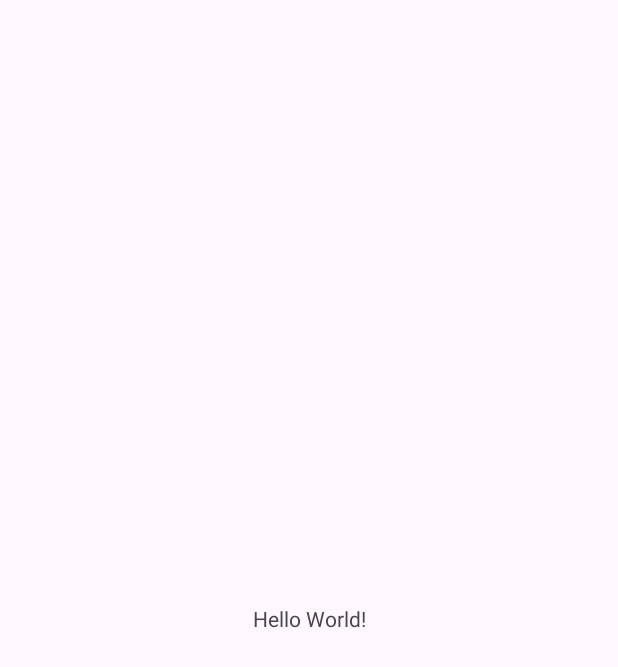
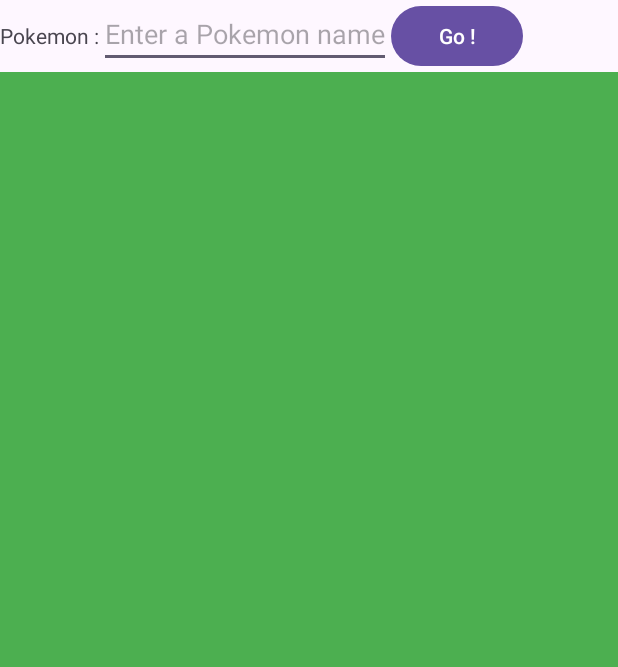
Before and after one commit to WewenGit/pokedexmobile, an Android app: the screen it shows after launch (MainActivity), on a phone screen of 412 x 824 dp. Before the commit the part shown is almost empty. Shown: the top 667 px of the screen. Run offline under Robolectric (Android 15) with nearby library versions, the phone set to English and light mode, and no system bars.

Commit message:
Mise en place des requetes d'affichage des infos simples là

```diff
--- a/app/src/main/AndroidManifest.xml
+++ b/app/src/main/AndroidManifest.xml
@@ -2,6 +2,8 @@
 <manifest xmlns:android="http://schemas.android.com/apk/res/android"
     xmlns:tools="http://schemas.android.com/tools">
 
+    <uses-permission android:name="android.permission.INTERNET">
+    </uses-permission>
     <application
         android:allowBackup="true"
         android:dataExtractionRules="@xml/data_extraction_rules"
--- a/app/src/main/java/com/example/pokedexmobile/MainActivity.java
+++ b/app/src/main/java/com/example/pokedexmobile/MainActivity.java
@@ -3,12 +3,123 @@ package com.example.pokedexmobile;
 import androidx.appcompat.app.AppCompatActivity;
 
 import android.os.Bundle;
+import android.os.Handler;
+import android.os.Looper;
+import android.view.View;
+import android.widget.Button;
+import android.widget.EditText;
+import android.widget.ImageView;
+import android.widget.TextView;
 
-public class MainActivity extends AppCompatActivity {
+import org.json.JSONArray;
+import org.json.JSONException;
+import org.json.JSONObject;
+
+import java.io.BufferedReader;
+import java.io.InputStream;
+import java.io.InputStreamReader;
+import java.net.HttpURLConnection;
+import java.net.URL;
+import java.util.concurrent.ExecutorService;
+import java.util.concurrent.Executors;
+
+public class MainActivity extends AppCompatActivity implements View.OnClickListener {
+
+    private Button go;
+    private GetPokemon gp;
 
     @Override
     protected void onCreate(Bundle savedInstanceState) {
         super.onCreate(savedInstanceState);
         setContentView(R.layout.activity_main);
+        go = findViewById(R.id.btn_go);
+        go.setOnClickListener(this);
     }
+
+    @Override
+    public void onClick(View v) {
+        //Data extraction
+        EditText req_poke = findViewById(R.id.edt_poke_name);
+        String poke_name = req_poke.getText().toString();
+        TextView tv = findViewById(R.id.tv_poke);
+        ImageView img = findViewById(R.id.img_poke);
+
+        //Request creation
+        String poke_request = "https://pokeapi.co/api/v2/pokemon/" + poke_name;
+        Looper looper = Looper.getMainLooper();
+
+        //Start
+        GetPokemon.call(poke_request, looper, tv, img);
+    }
+
+   /* public void call(String req, Looper looper, TextView tv, ImageView img) {
+        ExecutorService exec = Executors.newSingleThreadExecutor();
+        Handler handler = new Handler(Looper.getMainLooper());
+        exec.execute(new Runnable() {
+            @Override
+            public void run() {
+                String result = getHTTPContent(param);
+                try {
+                    JSONObject jsonres = new JSONObject(result);
+                    handler.post(new Runnable() {
+                        @Override
+                        public void run() {
+                            try {
+                                String resp = decode(jsonres);
+                                display(resp);
+                            } catch (JSONException e) {
+                                throw new RuntimeException(e);
+                            }
+                        }
+                    });
+                } catch (JSONException e) {
+                    throw new RuntimeException(e);
+                }
+            }
+        });
+    }
+
+    public String decode(JSONObject jsoninfos) throws JSONException {
+        String response = "";
+        response = response + "City : " + jsoninfos.getString("name") + "\n";
+        JSONObject main = jsoninfos.getJSONObject("main");
+        response = response + "Temperature :" + main.getString("temp") + "\n";
+        JSONArray ja = jsoninfos.getJSONArray("weather");
+        for (int i = 0; i<ja.length(); i++) {
+            JSONObject w = ja.getJSONObject(i);
+            response = response + "Weather : " + w.getString("main") + "\n";
+        }
+        return response;
+    }
+
+    public void display(String toShow) {
+        TextView tv = findViewById(R.id.tv_map);
+        tv.setText(toShow);
+    }
+
+    public String getHTTPContent(String param) {
+        StringBuilder res = new StringBuilder();
+        HttpURLConnection con = null;
+        String link = "https://api.openweathermap.org/data/2.5/weather?q=" + param + ",fr&units=metric&lang=fr&ap\n" +
+                "pid=ea3fd47b79737d51d2e5684dcd45ed17";
+        try {
+            URL url = new URL(link);
+            con = (HttpURLConnection) url.openConnection();
+            con.setRequestMethod("GET");
+            InputStream inpS = con.getInputStream();
+            InputStreamReader inpSR = new InputStreamReader(inpS);
+            BufferedReader bffr = new BufferedReader(inpSR);
+            String line = "";
+            while ((line = bffr.readLine()) != null) {
+                res.append(line);
+            }
+            inpS.close();
+            bffr.close();
+            con.disconnect();
+        } catch (Exception e) {
+            res = new StringBuilder("Erreur" + e);
+        }
+        return res.toString();
+    }*/
+
 }
--- a/app/src/main/res/layout/activity_main.xml
+++ b/app/src/main/res/layout/activity_main.xml
@@ -1,18 +1,52 @@
 <?xml version="1.0" encoding="utf-8"?>
-<androidx.constraintlayout.widget.ConstraintLayout xmlns:android="http://schemas.android.com/apk/res/android"
+<LinearLayout xmlns:android="http://schemas.android.com/apk/res/android"
     xmlns:app="http://schemas.android.com/apk/res-auto"
     xmlns:tools="http://schemas.android.com/tools"
     android:layout_width="match_parent"
     android:layout_height="match_parent"
-    tools:context=".MainActivity">
+    tools:context=".MainActivity"
+    android:orientation="vertical">
 
-    <TextView
-        android:layout_width="wrap_content"
+    <LinearLayout
+        android:layout_width="match_parent"
         android:layout_height="wrap_content"
-        android:text="Hello World!"
-        app:layout_constraintBottom_toBottomOf="parent"
-        app:layout_constraintEnd_toEndOf="parent"
-        app:layout_constraintStart_toStartOf="parent"
-        app:layout_constraintTop_toTopOf="parent" />
+        android:orientation="horizontal">
 
-</androidx.constraintlayout.widget.ConstraintLayout>
+        <TextView
+            android:layout_width="wrap_content"
+            android:layout_height="wrap_content"
+            android:text="@string/pokemon">
+        </TextView>
+        <EditText
+            android:layout_width="wrap_content"
+            android:layout_height="wrap_content"
+            android:hint="@string/poke_name"
+            android:id="@+id/edt_poke_name">
+        </EditText>
+        <Button
+            android:layout_width="wrap_content"
+            android:layout_height="wrap_content"
+            android:text="Go !"
+            android:id="@+id/btn_go">
+        </Button>
+    </LinearLayout>
+    <LinearLayout
+        android:layout_width="match_parent"
+        android:layout_height="match_parent"
+        android:orientation="vertical">
+        <ImageView
+            android:layout_width="match_parent"
+            android:layout_height="wrap_content"
+            android:background="@color/lime"
+            android:id="@+id/img_poke">
+        </ImageView>
+        <TextView
+            android:layout_width="match_parent"
+            android:layout_height="match_parent"
+            android:background="@color/green"
+            android:id="@+id/tv_poke"
+            android:textColor="@color/black">
+        </TextView>
+    </LinearLayout>
+
+</LinearLayout>
--- a/app/src/main/res/values/colors.xml
+++ b/app/src/main/res/values/colors.xml
@@ -2,4 +2,6 @@
 <resources>
     <color name="black">#FF000000</color>
     <color name="white">#FFFFFFFF</color>
+    <color name="green">#4CAF50</color>
+    <color name="lime">#8BC34A</color>
 </resources>
--- a/app/src/main/res/values/strings.xml
+++ b/app/src/main/res/values/strings.xml
@@ -1,3 +1,5 @@
 <resources>
-    <string name="app_name">PokedexMobile</string>
+    <string name="app_name">MegaGigaDex</string>
+    <string name="pokemon">Pokemon :</string>
+    <string name="poke_name">Enter a Pokemon name</string>
 </resources>
```
